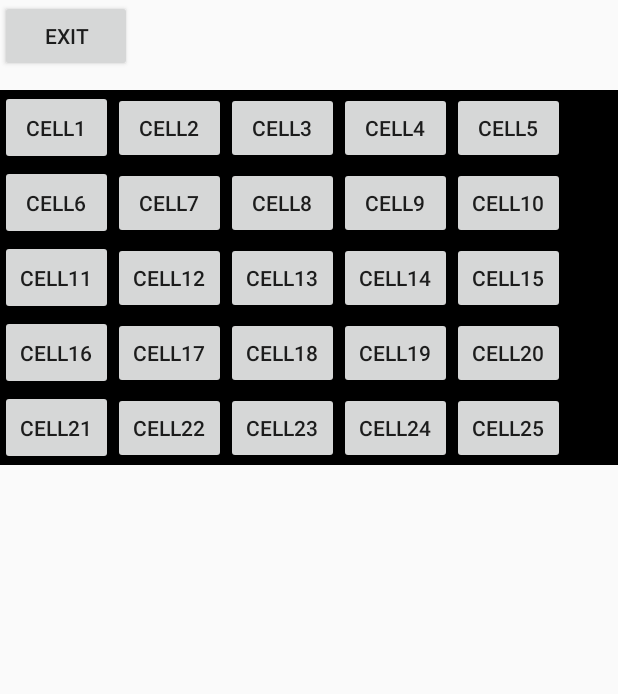
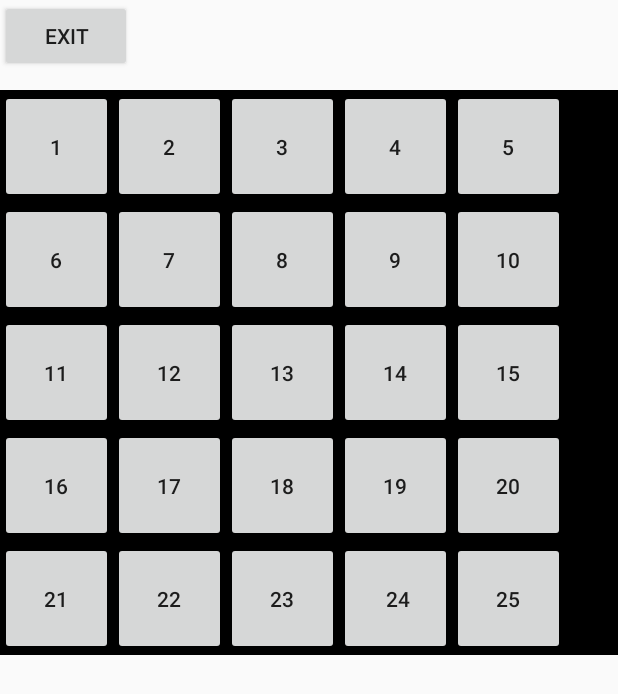
Before and after one commit to nmonagha/HackothonPuzzle, an Android app: the layout gameplay.xml on its own in the app's theme, with its tools: preview values and no code run, on a phone screen of 412 x 824 dp. Shown: the top 694 px of the screen. Run offline under Robolectric (Android 15) with nearby library versions, the phone set to English and light mode, and no system bars.

Commit message:
ButtonEdits

```diff
--- a/app/src/main/res/layout/gameplay.xml
+++ b/app/src/main/res/layout/gameplay.xml
@@ -18,207 +18,225 @@
             android:layout_alignParentLeft="true"
             android:layout_alignParentStart="true"
             android:layout_marginTop="60dp"
-            android:background="#000000"
-            >
+            android:background="#000000">
 
             <Button
                 android:layout_height="wrap_content"
                 android:layout_width="75dp"
                 android:id="@+id/c1"
-                android:text="CELL1"
-                android:onClick="cell1"
-                android:height="50dp"
+                android:text="1"
+                android:onClick="1"
+                android:height="75dp"
                 android:width="75dp"
-                android:gravity="center">
-            </Button>
+                android:gravity="center"/>
 
             <Button
                 android:id="@+id/c2"
                 android:layout_height="wrap_content"
                 android:layout_width="75dp"
-                android:text="CELL2"
-                android:onClick="cell2"
-                android:width="75dp"></Button>
+                android:text="2"
+                android:onClick="2"
+                android:width="75dp"
+                android:height="75dp"/>
 
             <Button
                 android:id="@+id/c3"
                 android:layout_height="wrap_content"
                 android:layout_width="75dp"
-                android:onClick="cell3"
-                android:text="CELL3"
-                android:width="75dp"></Button>
+                android:onClick="3"
+                android:text="3"
+                android:width="75dp"
+                android:height="75dp"/>
 
             <Button
                 android:id="@+id/c4"
                 android:layout_height="wrap_content"
                 android:layout_width="75dp"
-                android:text="CELL4"
-                android:onClick="cell4"
-                android:width="75dp"></Button>
+                android:text="4"
+                android:onClick="4"
+                android:width="75dp"
+                android:height="75dp"/>
 
             <Button
                 android:id="@+id/c5"
                 android:layout_height="wrap_content"
                 android:layout_width="75dp"
-                android:text="CELL5"
-                android:onClick="cell5"
-                android:width="75dp"></Button>
+                android:text="5"
+                android:onClick="5"
+                android:width="75dp"
+                android:height="75dp"/>
             <Button
                 android:id="@+id/c6"
                 android:layout_height="wrap_content"
                 android:layout_width="75dp"
-                android:text="CELL6"
-                android:onClick="cell6"
-                android:height="50dp"
+                android:text="6"
+                android:onClick="6"
+                android:height="75dp"
                 android:gravity="center"
-                android:width="75dp"/>
+                android:width="75dp" />
 
             <Button
                 android:id="@+id/c7"
                 android:layout_height="wrap_content"
                 android:layout_width="75dp"
-                android:text="CELL7"
-                android:onClick="cell7"
-                android:width="75dp"></Button>
+                android:text="7"
+                android:onClick="7"
+                android:width="75dp"
+                android:height="75dp"/>
             <Button
                 android:id="@+id/c8"
                 android:layout_height="wrap_content"
                 android:layout_width="75dp"
-                android:text="CELL8"
-                android:onClick="cell8"
+                android:text="8"
+                android:onClick="8"
                 android:gravity="center"
-                android:width="75dp"></Button>
+                android:width="75dp"
+                android:height="75dp"/>
             <Button
                 android:id="@+id/c9"
                 android:layout_height="wrap_content"
                 android:layout_width="75dp"
-                android:text="CELL9"
-                android:onClick="cell9"
-                android:width="75dp"></Button>
+                android:text="9"
+                android:onClick="9"
+                android:width="75dp"
+                android:height="75dp"/>
 
             <Button
                 android:id="@+id/c10"
                 android:layout_height="wrap_content"
                 android:layout_width="75dp"
-                android:text="CELL10"
-                android:onClick="cell10"
-                android:width="75dp"></Button>
+                android:text="10"
+                android:onClick="10"
+                android:width="75dp"
+                android:height="75dp"/>
             <Button
                 android:id="@+id/c11"
                 android:layout_height="wrap_content"
                 android:layout_width="75dp"
-                android:text="CELL11"
-                android:onClick="cell11"
-                android:height="50dp"
+                android:text="11"
+                android:onClick="11"
+                android:height="75dp"
                 android:gravity="center"
-                android:width="75dp"></Button>
+                android:width="75dp"/>
             <Button
                 android:id="@+id/c12"
                 android:layout_height="wrap_content"
                 android:layout_width="75dp"
-                android:text="CELL12"
-                android:onClick="cell2"
-                android:width="75dp"></Button>
+                android:text="12"
+                android:onClick="12"
+                android:width="75dp"
+                android:height="75dp"/>
             <Button
                 android:id="@+id/c13"
                 android:layout_height="wrap_content"
                 android:layout_width="75dp"
-                android:text="CELL13"
-                android:onClick="cell13"
-                android:width="75dp"></Button>
+                android:text="13"
+                android:onClick="13"
+                android:width="75dp"
+                android:height="75dp"/>
             <Button
                 android:id="@+id/c14"
                 android:layout_height="wrap_content"
                 android:layout_width="75dp"
-                android:text="CELL14"
-                android:onClick="cell14"
-                android:width="75dp"></Button>
+                android:text="14"
+                android:onClick="14"
+                android:width="75dp"
+                android:height="75dp"/>
             <Button
                 android:id="@+id/c15"
                 android:layout_height="wrap_content"
                 android:layout_width="75dp"
-                android:text="CELL15"
-                android:onClick="cell15"
-                android:width="75dp"></Button>
+                android:text="15"
+                android:onClick="15"
+                android:width="75dp"
+                android:height="75dp"/>
             <Button
                 android:id="@+id/c16"
                 android:layout_height="wrap_content"
                 android:layout_width="75dp"
-                android:text="CELL16"
-                android:onClick="cell16"
-                android:height="50dp"
+                android:text="16"
+                android:onClick="16"
+                android:height="75dp"
                 android:gravity="center"
-                android:width="75dp"></Button>
+                android:width="75dp"/>
 
             <Button
                 android:id="@+id/c17"
                 android:layout_height="wrap_content"
                 android:layout_width="75dp"
-                android:text="CELL17"
-                android:onClick="cell17"
-                android:width="75dp"></Button>
+                android:text="17"
+                android:onClick="17"
+                android:width="75dp"
+                android:height="75dp"/>
 
             <Button
                 android:id="@+id/c18"
                 android:layout_height="wrap_content"
                 android:layout_width="75dp"
-                android:text="CELL18"
-                android:onClick="cell18"
-                android:width="75dp"></Button>
+                android:text="18"
+                android:onClick="18"
+                android:width="75dp"
+                android:height="75dp"/>
 
             <Button
                 android:id="@+id/c19"
                 android:layout_height="wrap_content"
                 android:layout_width="75dp"
-                android:text="CELL19"
-                android:onClick="cell19"
-                android:width="75dp"></Button>
+                android:text="19"
+                android:onClick="19"
+                android:width="75dp"
+                android:height="75dp"/>
 
             <Button
                 android:id="@+id/c20"
                 android:layout_height="wrap_content"
                 android:layout_width="75dp"
-                android:text="CELL20"
-                android:onClick="cell20"
-                android:width="75dp"></Button>
+                android:text="20"
+                android:onClick="20"
+                android:width="75dp"
+                android:height="75dp"/>
 
             <Button
                 android:id="@+id/c21"
                 android:layout_height="wrap_content"
                 android:layout_width="75dp"
-                android:text="CELL21"
-                android:onClick="cell21"
-                android:height="50dp"
+                android:text="21"
+                android:onClick="21"
+                android:height="75dp"
                 android:gravity="center"
-                android:width="75dp"></Button>
+                android:width="75dp"/>
             <Button
                 android:id="@+id/c22"
                 android:layout_height="wrap_content"
                 android:layout_width="75dp"
-                android:text="CELL22"
-                android:onClick="cell22"
-                android:width="75dp"></Button>
+                android:text="22"
+                android:onClick="22"
+                android:width="75dp"
+                android:height="75dp"/>
             <Button
                 android:id="@+id/c23"
                 android:layout_height="wrap_content"
                 android:layout_width="75dp"
-                android:text="CELL23"
-                android:onClick="cell23"
-                android:width="75dp"></Button>
+                android:text="23"
+                android:onClick="23"
+                android:width="75dp"
+                android:height="75dp"/>
             <Button
                 android:id="@+id/c24"
                 android:layout_height="wrap_content"
                 android:layout_width="75dp"
-                android:text="CELL24"
-                android:onClick="cell24"
-                android:width="75dp"></Button>
+                android:text=" 24"
+                android:onClick=" 24"
+                android:width="75dp"
+                android:height="75dp"/>
             <Button
                 android:id="@+id/c25"
                 android:layout_height="wrap_content"
                 android:layout_width="75dp"
-                android:text="CELL25"
-                android:onClick="cell25"
-                android:width="75dp"></Button>
+                android:text="25"
+                android:onClick="25"
+                android:width="75dp"
+                android:height="75dp"/>
 
             </GridLayout>
 
@@ -230,6 +248,6 @@
             android:id="@+id/exit"
             android:layout_alignParentTop="true"
             android:layout_alignParentLeft="true"
-            android:layout_alignParentStart="true" />
+            android:layout_alignParentStart="true"/>
     </RelativeLayout>
 </LinearLayout>
```
